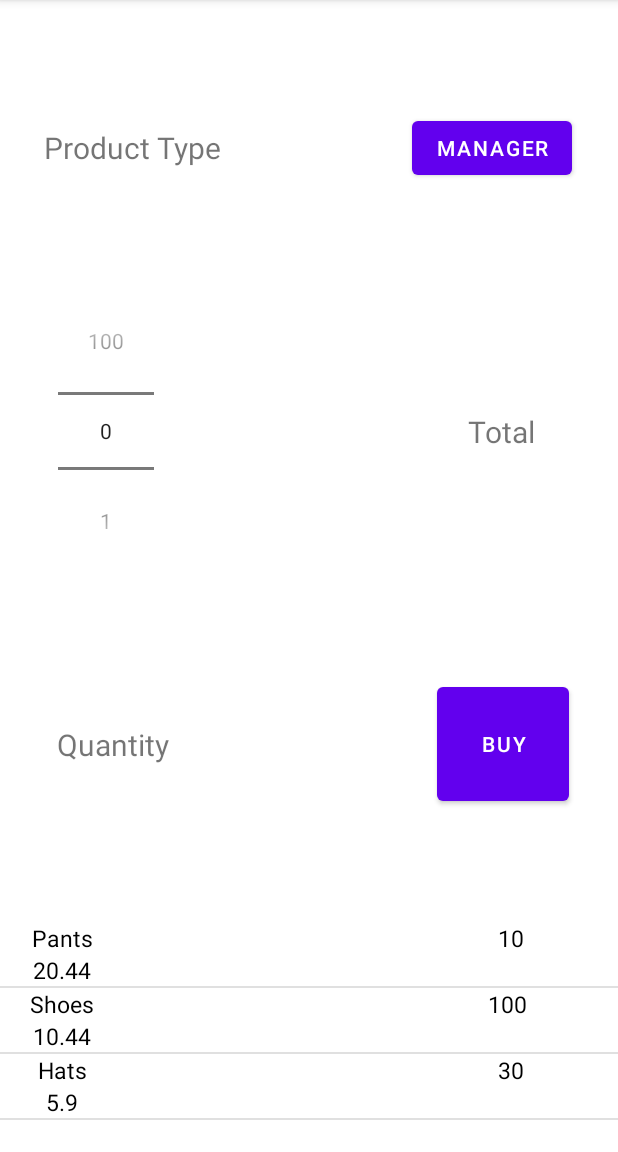
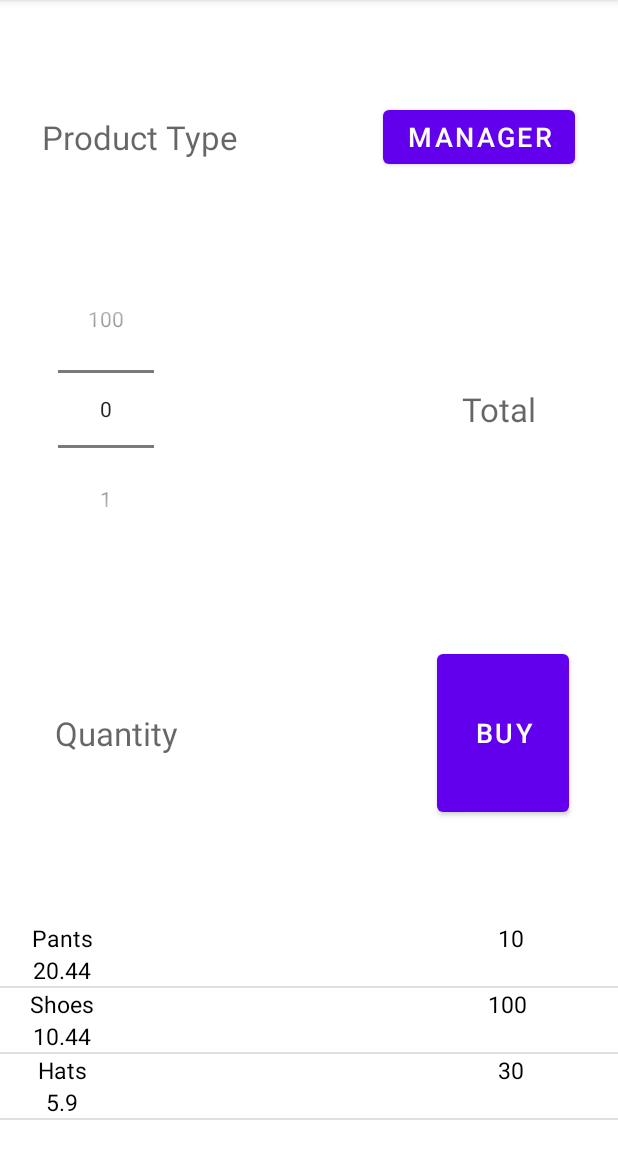
Before and after one commit to dttg-nguyen/CashRegister, an Android app: the screen it shows after launch (MainActivity), on a phone screen of 412 x 824 dp, the part 84-1236 px from its top. Run offline under Robolectric (Android 15) with nearby library versions, the phone set to English and light mode, and no system bars.

Commit message:
Update layouts

```diff
--- a/app/src/main/res/layout/activity_main.xml
+++ b/app/src/main/res/layout/activity_main.xml
@@ -29,8 +29,9 @@
                     android:id="@+id/product_type"
                     android:layout_width="wrap_content"
                     android:layout_height="wrap_content"
-                    android:text="Product Type"
-                    android:textSize="20sp"
+                    android:hint="Product Type"
+                    android:textColor="@color/black"
+                    android:textSize="22sp"
 
                     app:layout_constraintBottom_toBottomOf="parent"
                     app:layout_constraintHorizontal_bias="0.1"
@@ -43,6 +44,7 @@
                     android:layout_width="wrap_content"
                     android:layout_height="wrap_content"
                     android:text="manager"
+                    android:textSize="18sp"
 
                     app:layout_constraintBottom_toBottomOf="parent"
                     app:layout_constraintHorizontal_bias="0.9"
@@ -75,15 +77,15 @@
                     android:id="@+id/total"
                     android:layout_width="wrap_content"
                     android:layout_height="wrap_content"
-                    android:text="Total"
-                    android:textSize="20sp"
+                    android:hint="Total"
+                    android:textColor="@color/black"
+                    android:textSize="22sp"
 
                     app:layout_constraintBottom_toBottomOf="parent"
                     app:layout_constraintHorizontal_bias="0.85"
                     app:layout_constraintLeft_toLeftOf="parent"
                     app:layout_constraintRight_toRightOf="parent"
                     app:layout_constraintTop_toTopOf="parent" />
-
             </androidx.constraintlayout.widget.ConstraintLayout>
 
             <androidx.constraintlayout.widget.ConstraintLayout
@@ -97,8 +99,9 @@
                     android:id="@+id/quantity"
                     android:layout_width="wrap_content"
                     android:layout_height="wrap_content"
-                    android:text="Quantity"
-                    android:textSize="20sp"
+                    android:hint="Quantity"
+                    android:textColor="@color/black"
+                    android:textSize="22sp"
 
                     app:layout_constraintBottom_toBottomOf="parent"
                     app:layout_constraintHorizontal_bias="0.112"
@@ -112,9 +115,10 @@
                     android:layout_width="wrap_content"
                     android:layout_height="0dp"
                     android:text="buy"
+                    android:textSize="18sp"
 
                     app:layout_constraintBottom_toBottomOf="parent"
-                    app:layout_constraintDimensionRatio="h,3:3"
+                    app:layout_constraintDimensionRatio="h,3:4"
                     app:layout_constraintHorizontal_bias="0.9"
                     app:layout_constraintLeft_toLeftOf="parent"
                     app:layout_constraintRight_toRightOf="parent"
```
Also changed, not shown: app/src/main/res/layout/activity_history_details.xml (renamed from app/src/main/res/layout/history_details.xml).
